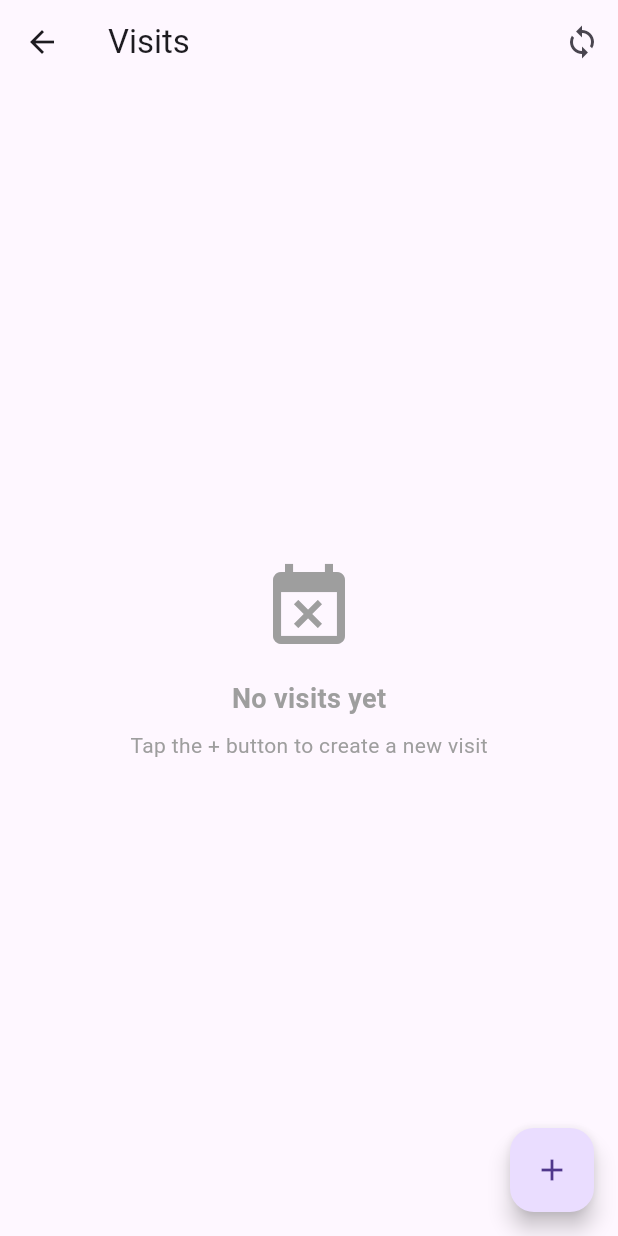
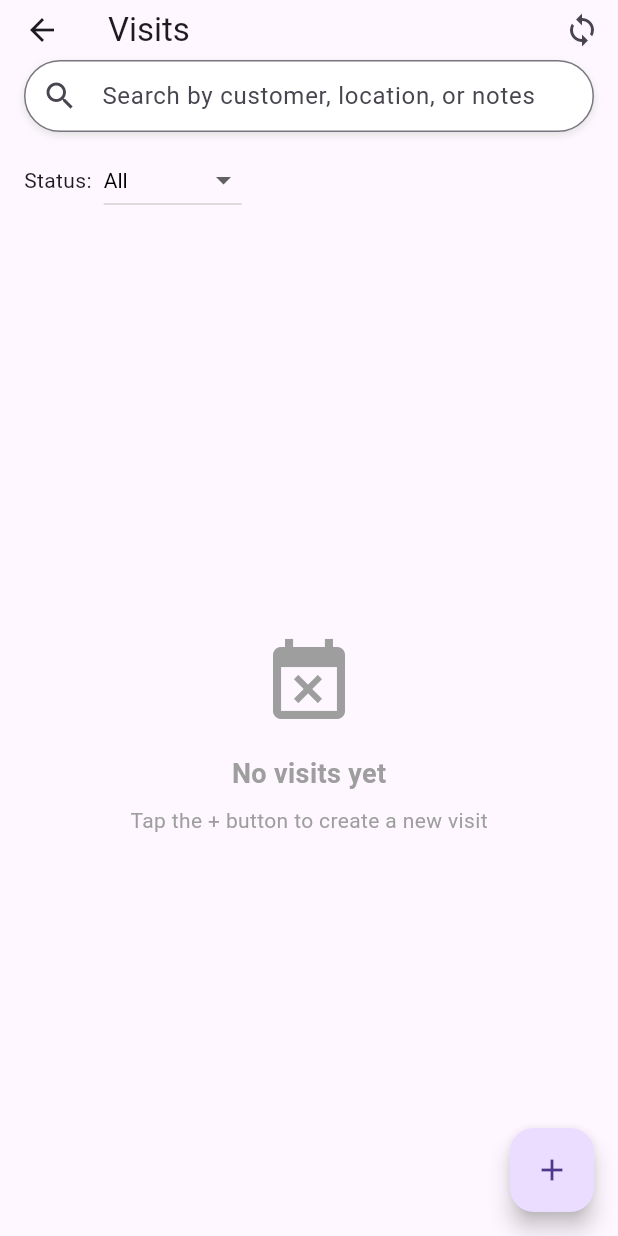
Before and after one commit to hamezksm/rtm_sat, a Flutter app: the VisitsListPage screen opened directly, on a phone screen of 412 x 824 dp. Run offline on Flutter 3.47's test engine with Material 3 defaults, Android fonts, the phone set to English and light mode, and no system bars; our stand-ins replace connectivity_plus, equatable, flutter_bloc, flutter_dotenv, get_it, hive and 1 more; accounts and stored records are empty; network calls fail.

Commit message:
feat: add VisitsListFilterCubit and integrate filtering functionality in VisitsListPage

```diff
--- a/lib/core/di/service_locator.dart
+++ b/lib/core/di/service_locator.dart
@@ -40,6 +40,7 @@ import 'package:rtm_sat/features/visits_tracker/domain/usecases/get_visit_by_id.
 import 'package:rtm_sat/features/visits_tracker/presentation/cubit/visit_detail_cubit.dart';
 import 'package:rtm_sat/features/visits_tracker/presentation/cubit/visits_cubit.dart';
 import 'package:rtm_sat/features/visits_tracker/presentation/cubit/visit_form_cubit.dart';
+import 'package:rtm_sat/features/visits_tracker/presentation/cubit/visits_list_filter/visits_list_filter_cubit.dart';
 
 final GetIt sl = GetIt.instance;
 
@@ -212,6 +213,9 @@ Future<void> initDependencies() async {
     ),
   );
 
+  // Register VisitsListFilterCubit
+  sl.registerFactory(() => VisitsListFilterCubit());
+
   // Print success message for debugging
   log('Service locator initialized successfully');
 
--- /dev/null
+++ b/lib/features/visits_tracker/presentation/cubit/visits_list_filter/visits_list_filter_cubit.dart
@@ -0,0 +1,11 @@
+import 'package:flutter_bloc/flutter_bloc.dart';
+import 'visits_list_filter_state.dart';
+
+class VisitsListFilterCubit extends Cubit<VisitsListFilterState> {
+  VisitsListFilterCubit() : super(const VisitsListFilterState());
+
+  void setSearchQuery(String query) => emit(state.copyWith(searchQuery: query));
+
+  void setStatusFilter(String? status) =>
+      emit(state.copyWith(statusFilter: status));
+}
--- /dev/null
+++ b/lib/features/visits_tracker/presentation/cubit/visits_list_filter/visits_list_filter_state.dart
@@ -0,0 +1,18 @@
+import 'package:equatable/equatable.dart';
+
+class VisitsListFilterState extends Equatable {
+  final String searchQuery;
+  final String? statusFilter;
+
+  const VisitsListFilterState({this.searchQuery = '', this.statusFilter});
+
+  VisitsListFilterState copyWith({String? searchQuery, String? statusFilter}) {
+    return VisitsListFilterState(
+      searchQuery: searchQuery ?? this.searchQuery,
+      statusFilter: statusFilter ?? this.statusFilter,
+    );
+  }
+
+  @override
+  List<Object?> get props => [searchQuery, statusFilter];
+}
--- a/lib/features/visits_tracker/presentation/pages/visits_list_page.dart
+++ b/lib/features/visits_tracker/presentation/pages/visits_list_page.dart
@@ -6,16 +6,16 @@ import 'package:rtm_sat/features/visits_tracker/presentation/pages/visit_create_
 import 'package:rtm_sat/features/visits_tracker/presentation/pages/visit_details_page.dart';
 import 'package:rtm_sat/features/visits_tracker/presentation/widgets/customer_name_display.dart';
 import '../cubit/visits_cubit.dart';
+import '../cubit/visits_list_filter/visits_list_filter_cubit.dart';
+import '../cubit/visits_list_filter/visits_list_filter_state.dart';
 
 class VisitsListPage extends StatelessWidget {
   const VisitsListPage({super.key});
 
   @override
   Widget build(BuildContext context) {
-    // 1) Capture the cubit once, at the top of build
     final visitsCubit = context.read<VisitsCubit>();
 
-    // 2) Trigger the initial load exactly once
     WidgetsBinding.instance.addPostFrameCallback((_) {
       if (!context.mounted) return;
       visitsCubit.getVisits();
@@ -32,6 +32,88 @@ class VisitsListPage extends StatelessWidget {
             },
           ),
         ],
+        bottom: PreferredSize(
+          preferredSize: const Size.fromHeight(100),
+          child: Padding(
+            padding: const EdgeInsets.fromLTRB(16, 0, 16, 12),
+            child: BlocBuilder<VisitsListFilterCubit, VisitsListFilterState>(
+              builder: (context, filterState) {
+                return Column(
+                  children: [
+                    // Search field
+                    Container(
+                      decoration: BoxDecoration(
+                        color: Colors.white,
+                        borderRadius: BorderRadius.circular(24),
+                        boxShadow: [
+                          BoxShadow(
+                            color: Colors.grey.shade300,
+                            blurRadius: 4,
+                            offset: const Offset(0, 2),
+                          ),
+                        ],
+                      ),
+                      child: TextField(
+                        decoration: InputDecoration(
+                          hintText: 'Search by customer, location, or notes',
+                          prefixIcon: const Icon(Icons.search),
+                          border: OutlineInputBorder(
+                            borderRadius: BorderRadius.circular(24),
+                          ),
+                          contentPadding: const EdgeInsets.symmetric(
+                            vertical: 0,
+                            horizontal: 16,
+                          ),
+                        ),
+                        style: const TextStyle(color: Colors.black),
+                        onChanged: (value) {
+                          context
+                              .read<VisitsListFilterCubit>()
+                              .setSearchQuery(value.trim());
+                        },
+                      ),
+                    ),
+                    const SizedBox(height: 8),
+                    // Status filter dropdown
+                    Row(
+                      children: [
+                        const Text('Status:', style: TextStyle(fontSize: 14)),
+                        const SizedBox(width: 8),
+                        DropdownButton<String>(
+                          value: filterState.statusFilter,
+                          hint: const Text('All'),
+                          items:
+                              <String?>[
+                                    null,
+                                    'Completed',
+                                    'Pending',
+                                    'Cancelled',
+                                  ]
+                                  .map(
+                                    (status) => DropdownMenuItem<String>(
+                                      value: status,
+                                      child: Text(status ?? 'All'),
+                                    ),
+                                  )
+                                  .toList(),
+                          onChanged: (value) {
+                            context
+                                .read<VisitsListFilterCubit>()
+                                .setStatusFilter(value);
+                          },
+                          style: const TextStyle(
+                            fontSize: 14,
+                            color: Colors.black,
+                          ),
+                        ),
+                      ],
+                    ),
+                  ],
+                );
+              },
+            ),
+          ),
+        ),
       ),
       body: BlocConsumer<VisitsCubit, VisitsState>(
         listener: (context, state) {
@@ -41,9 +123,9 @@ class VisitsListPage extends StatelessWidget {
             );
             visitsCubit.getVisits();
           } else if (state is VisitsError) {
-            ScaffoldMessenger.of(
-              context,
-            ).showSnackBar(SnackBar(content: Text('Error: ${state.message}')));
+            ScaffoldMessenger.of(context).showSnackBar(
+              SnackBar(content: Text('Error: ${state.message}')),
+            );
           }
         },
         builder: (context, state) {
@@ -54,28 +136,54 @@ class VisitsListPage extends StatelessWidget {
             return _buildErrorView(state.message, visitsCubit, context);
           }
           if (state is VisitsLoaded) {
-            if (state.visits.isEmpty) {
-              return _buildEmptyView();
-            }
-            return _buildVisitsList(state.visits, visitsCubit, context);
+            return BlocBuilder<VisitsListFilterCubit, VisitsListFilterState>(
+              builder: (context, filterState) {
+                final filteredVisits = _applySearchAndFilter(
+                  state.visits,
+                  filterState.searchQuery,
+                  filterState.statusFilter,
+                );
+                if (filteredVisits.isEmpty) {
+                  return _buildEmptyView();
+                }
+                return _buildVisitsList(filteredVisits, visitsCubit, context);
+              },
+            );
           }
           return const Center(child: Text('No visits available'));
         },
       ),
       floatingActionButton: FloatingActionButton(
         onPressed: () async {
-          // capture
-          final cubit = visitsCubit;
           await Navigator.push(
             context,
             MaterialPageRoute(builder: (_) => const VisitCreatePage()),
           );
           if (!context.mounted) return;
-          cubit.getVisits();
+          visitsCubit.getVisits();
         },
         child: const Icon(Icons.add),
       ),
     );
+  }
+
+  List<Visit> _applySearchAndFilter(
+    List<Visit> visits,
+    String searchQuery,
+    String? statusFilter,
+  ) {
+    return visits.where((visit) {
+      final matchesStatus =
+          statusFilter == null ||
+          visit.status.toLowerCase() == statusFilter.toLowerCase();
+      final query = searchQuery.toLowerCase();
+      final matchesQuery =
+          query.isEmpty ||
+          visit.location.toLowerCase().contains(query) ||
+          visit.notes.toLowerCase().contains(query) ||
+          visit.customerId.toString().contains(query);
+      return matchesStatus && matchesQuery;
+    }).toList();
   }
 
   Widget _buildErrorView(
@@ -132,7 +240,6 @@ class VisitsListPage extends StatelessWidget {
     VisitsCubit cubit,
     BuildContext context,
   ) {
-    // group & sort
     final grouped = <DateTime, List<Visit>>{};
     for (var v in visits) {
       final day = DateTime(
@@ -206,14 +313,12 @@ class VisitsListPage extends StatelessWidget {
             );
             return;
           }
-          // capture cubit reference
           final localCubit = cubit;
           await Navigator.of(context).push<bool>(
             MaterialPageRoute(
               builder: (_) => VisitDetailsPage(visitId: visit.id!),
             ),
           );
-          // guard
           if (!context.mounted) return;
           localCubit.getVisits();
         },
@@ -295,7 +400,6 @@ class VisitsListPage extends StatelessWidget {
                   runSpacing: 6,
                   children:
                       visit.activitiesDone.map((id) {
-                        // … your chip logic …
                         return Container(
                           padding: const EdgeInsets.symmetric(
                             horizontal: 8,
```
Also changed, not shown: lib/core/providers/providers.dart (+15 -5 lines).
